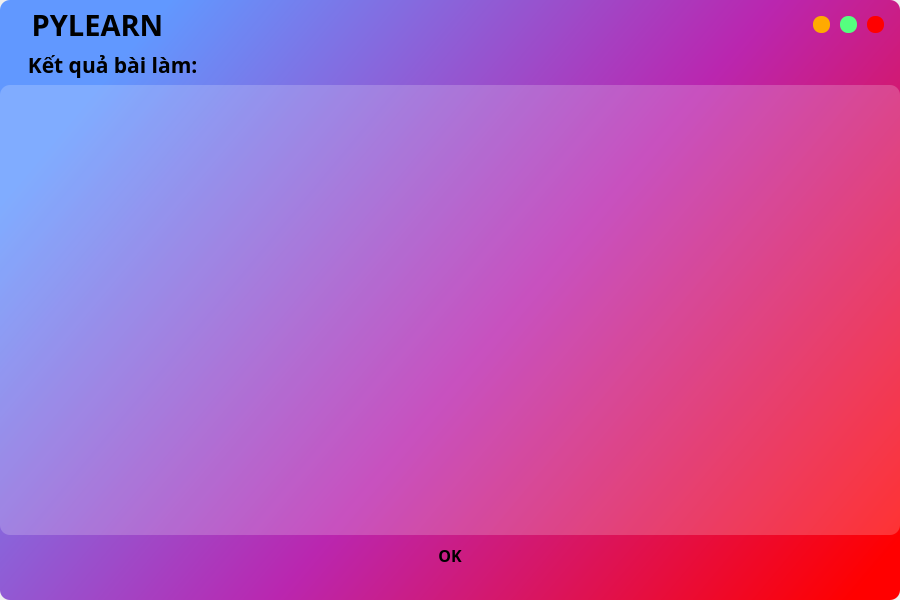
Above: UI_Files/result_form.ui from hoangm960/Astraea before the change. Below: the same form after it.
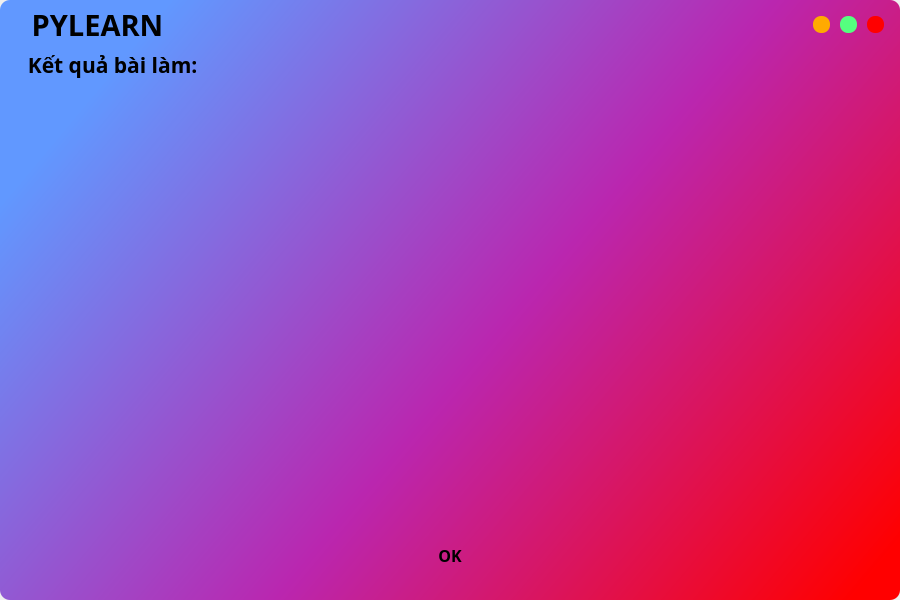
That is the form after the change.

The edit to the form file:
```diff
--- a/UI_Files/result_form.ui
+++ b/UI_Files/result_form.ui
@@ -449,126 +449,20 @@
                   </widget>
                  </item>
                  <item>
-                  <widget class="QFrame" name="list_widget_frame">
-                   <property name="minimumSize">
-                    <size>
-                     <width>0</width>
-                     <height>320</height>
-                    </size>
+                  <widget class="QScrollArea" name="scrollArea">
+                   <property name="widgetResizable">
+                    <bool>true</bool>
                    </property>
-                   <property name="frameShape">
-                    <enum>QFrame::StyledPanel</enum>
-                   </property>
-                   <property name="frameShadow">
-                    <enum>QFrame::Raised</enum>
-                   </property>
-                   <layout class="QVBoxLayout" name="verticalLayout_8" stretch="0">
-                    <property name="spacing">
-                     <number>0</number>
+                   <widget class="QWidget" name="scrollAreaWidgetContents">
+                    <property name="geometry">
+                     <rect>
+                      <x>0</x>
+                      <y>0</y>
+                      <width>900</width>
+                      <height>450</height>
+                     </rect>
                     </property>
-                    <property name="leftMargin">
-                     <number>0</number>
-                    </property>
-                    <property name="topMargin">
-                     <number>0</number>
-                    </property>
-                    <property name="rightMargin">
-                     <number>0</number>
-                    </property>
-                    <property name="bottomMargin">
-                     <number>0</number>
-                    </property>
-                    <item>
-                     <widget class="QListWidget" name="list_widget">
-                      <property name="autoFillBackground">
-                       <bool>false</bool>
-                      </property>
-                      <property name="styleSheet">
-                       <string notr="true">QListWidget {
-	border-radius: 10px;
-	background-color: rgba(255, 255, 255, 50);
-	outline: 0;
-} 
-QListWidget::item { 
-	margin: 20px;
-	background-color: transparent;
-	border: 0px solid black;
-}
-
-QScrollBar{
-	background-color: rgb(255, 255, 255);	
-}
-
-QScrollBar::handle{
-	background-color: rgb(158, 158, 158);
-	border-radius: 5px;
-	margin: 3px 3px 3px 3px;
-}
-
-QScrollBar::handle::pressed{
-	background-color: rgb(85, 85, 85);
-}
-
-QScrollBar::add-line {
-	height: 0px;
-}
-
-QScrollBar::sub-line {
-	height: 0px;
-}
-
-QScrollBar::add-page, QScrollBar::sub-page {
-	height: 0px;
-}</string>
-                      </property>
-                      <property name="verticalScrollBarPolicy">
-                       <enum>Qt::ScrollBarAsNeeded</enum>
-                      </property>
-                      <property name="horizontalScrollBarPolicy">
-                       <enum>Qt::ScrollBarAlwaysOff</enum>
-                      </property>
-                      <property name="sizeAdjustPolicy">
-                       <enum>QAbstractScrollArea::AdjustToContentsOnFirstShow</enum>
-                      </property>
-                      <property name="autoScroll">
-                       <bool>true</bool>
-                      </property>
-                      <property name="autoScrollMargin">
-                       <number>16</number>
-                      </property>
-                      <property name="editTriggers">
-                       <set>QAbstractItemView::NoEditTriggers</set>
-                      </property>
-                      <property name="tabKeyNavigation">
-                       <bool>true</bool>
-                      </property>
-                      <property name="showDropIndicator" stdset="0">
-                       <bool>false</bool>
-                      </property>
-                      <property name="dragDropMode">
-                       <enum>QAbstractItemView::NoDragDrop</enum>
-                      </property>
-                      <property name="defaultDropAction">
-                       <enum>Qt::IgnoreAction</enum>
-                      </property>
-                      <property name="alternatingRowColors">
-                       <bool>false</bool>
-                      </property>
-                      <property name="verticalScrollMode">
-                       <enum>QAbstractItemView::ScrollPerPixel</enum>
-                      </property>
-                      <property name="movement">
-                       <enum>QListView::Static</enum>
-                      </property>
-                      <property name="selectionRectVisible">
-                       <bool>false</bool>
-                      </property>
-                      <property name="currentRow">
-                       <number>-1</number>
-                      </property>
-                     </widget>
-                    </item>
-                   </layout>
+                   </widget>
                   </widget>
                  </item>
                  <item alignment="Qt::AlignHCenter">
```
